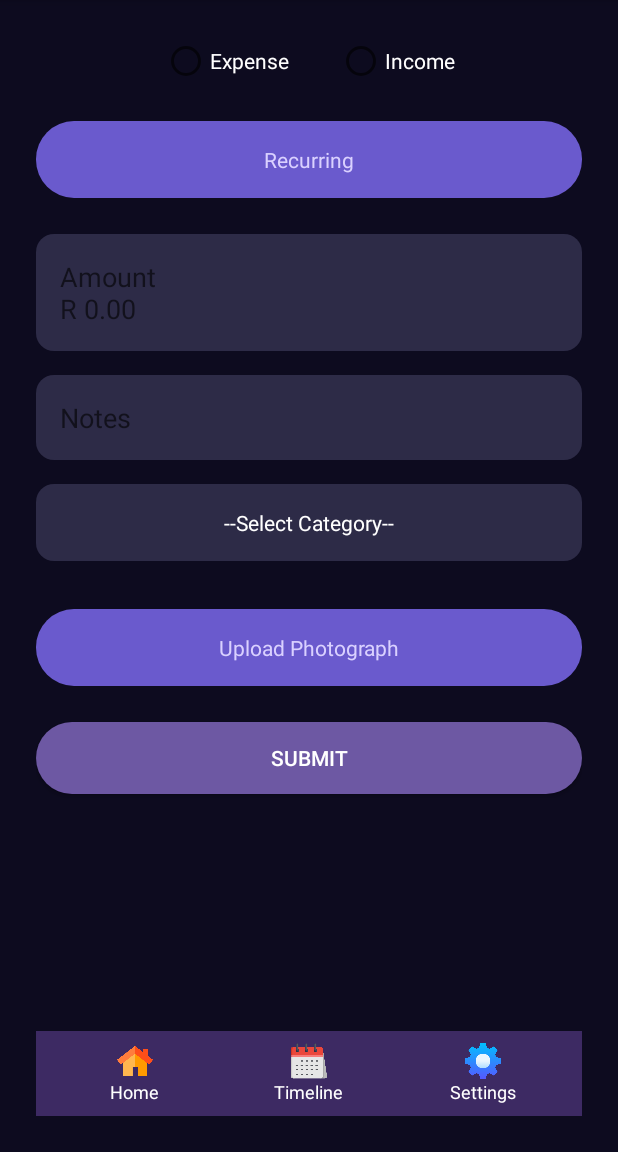
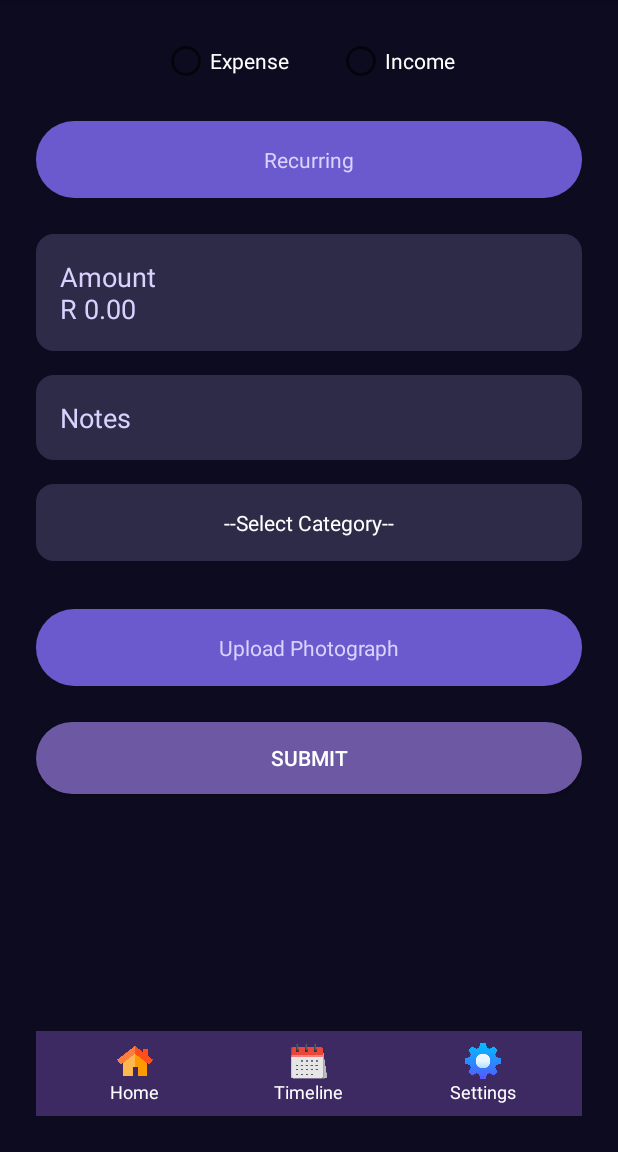
Before and after one commit to hdimp/Prog7313, an Android app: the Transactions screen opened directly, with no data from a screen before it, on a phone screen of 412 x 824 dp, the part 84-1236 px from its top. Run offline under Robolectric (Android 15) with nearby library versions, the phone set to English and light mode, and no system bars; our stand-ins replace Room's generated code.

Commit message:
Finsihed major functionality and done bug fixes to run the app as intended. Additional fixes and additions still to come

```diff
--- a/app/src/main/java/com/example/prog7313/AppDatabase.kt
+++ b/app/src/main/java/com/example/prog7313/AppDatabase.kt
@@ -4,7 +4,10 @@ import androidx.room.Database
 import androidx.room.Room
 import androidx.room.RoomDatabase
 
-@Database(entities = [User::class], version = 1, exportSchema = false)
+@Database(entities = [
+    User::class,
+    TransactionData::class,
+    UserCategoryData::class], version = 1, exportSchema = false)
 abstract class AppDatabase : RoomDatabase() {
 
     abstract fun userDao(): UserDao
--- a/app/src/main/java/com/example/prog7313/BudgetDao.kt
+++ b/app/src/main/java/com/example/prog7313/BudgetDao.kt
@@ -1,15 +1,11 @@
 package com.example.prog7313
 
+import androidx.room.Dao
 import androidx.room.Insert
 import androidx.room.OnConflictStrategy
 import androidx.room.Query
 
+@Dao
 interface BudgetDao {
 
-    @Insert(onConflict = OnConflictStrategy.REPLACE)
-    suspend fun setBudget(budget: Budget)
-
-    @Query("SELECT * FROM budget WHERE id = 1")
-    suspend fun getBudget(): Budget?
-
 }
--- a/app/src/main/java/com/example/prog7313/BudgetRepo.kt
+++ b/app/src/main/java/com/example/prog7313/BudgetRepo.kt
@@ -2,11 +2,5 @@ package com.example.prog7313
 
 class BudgetRepo(private val dao: BudgetDao) {
 
-    suspend fun setBudget(amount: Double) {
-        dao.setBudget((Budget(monthlyLimit = amount)))
-    }
 
-    suspend fun getBudget(): Double {
-        return dao.getBudget()?.monthlyLimit ?: 0.0
-    }
 }
--- a/app/src/main/java/com/example/prog7313/TransactionDao.kt
+++ b/app/src/main/java/com/example/prog7313/TransactionDao.kt
@@ -25,6 +25,4 @@ interface TransactionDao {
 
     @Query("SELECT * FROM transactions WHERE timestamp >= :startDate AND timestamp <= :endDate")
     suspend fun getTransactionsForDate(startDate: Long, endDate: Long): List<TransactionData>
-
-
 }
--- a/app/src/main/java/com/example/prog7313/TransactionViewModel.kt
+++ b/app/src/main/java/com/example/prog7313/TransactionViewModel.kt
@@ -27,15 +27,14 @@ class TransactionViewModel(private val repository: TransactionRepo) : ViewModel(
     }
 
     fun getTransactionsForDate(selectedDateTimestamp: Long) = liveData(Dispatchers.IO) {
-        val startOfDay = selectedDateTimestamp
-        val endOfDay = startOfDay + 24 * 60 * 60 * 1000 - 1
-        emit(repository.getTransactionsForDate(startOfDay, endOfDay))
+        emit(repository.getTransactionsForDate(selectedDateTimestamp))
     }
 }
 
 class TransactionViewModelFactory(private val repository: TransactionRepo) : ViewModelProvider.Factory {
     override fun <T : ViewModel> create(modelClass: Class<T>): T {
         if (modelClass.isAssignableFrom(TransactionViewModel::class.java)) {
+            @Suppress("UNCHECKED_CAST")
             return TransactionViewModel(repository) as T
         } else {
             throw IllegalArgumentException("Unknown ViewModel Class")
--- a/app/src/main/java/com/example/prog7313/Transactions.kt
+++ b/app/src/main/java/com/example/prog7313/Transactions.kt
@@ -12,8 +12,11 @@ import androidx.activity.enableEdgeToEdge
 import androidx.appcompat.app.AppCompatActivity
 import androidx.lifecycle.ViewModelProvider
 import android.widget.EditText
+import android.widget.LinearLayout
 import android.widget.RadioButton
 import androidx.activity.result.contract.ActivityResultContracts
+import com.example.prog7313.R.anim.slide_in_right
+import com.example.prog7313.R.anim.slide_out_left
 import java.text.SimpleDateFormat
 import java.util.Date
 import java.util.Locale
@@ -69,6 +72,8 @@ class Transactions : AppCompatActivity() {
         super.onCreate(savedInstanceState)
         enableEdgeToEdge()
         setContentView(R.layout.activity_transactions)
+
+        setupNavigation()
 
         val database = AppDatabase.getDatabase(this)
         val transactionDao = database.transactionDao()
@@ -169,4 +174,35 @@ class Transactions : AppCompatActivity() {
             }
         }
     }
+
+    private fun setupNavigation() {
+        // Find navigation elements
+        val navHome = findViewById<LinearLayout>(R.id.navHome)
+        val navTimeline = findViewById<LinearLayout>(R.id.navTimeline)
+        val navSettings = findViewById<LinearLayout>(R.id.navSettings)
+
+        // Set click listeners
+        navHome.setOnClickListener {
+            val intent = Intent(this, HomepageActivity::class.java)
+            startActivity(intent)
+            // https://www.geeksforgeeks.org/how-to-add-slide-animation-between-activities-in-android/
+            overridePendingTransition(slide_in_right, slide_out_left)
+        }
+
+        navTimeline.setOnClickListener {
+            // Navigate to Timeline Activity
+            val intent = Intent(this, Timeline::class.java)
+            startActivity(intent)
+            // https://www.geeksforgeeks.org/how-to-add-slide-animation-between-activities-in-android/
+            overridePendingTransition(slide_in_right, slide_out_left)
+        }
+
+        navSettings.setOnClickListener {
+            // Navigate to Settings Activity
+            val intent = Intent(this, Settings::class.java)
+            startActivity(intent)
+            // https://www.geeksforgeeks.org/how-to-add-slide-animation-between-activities-in-android/
+            overridePendingTransition(slide_in_right, slide_out_left)
+        }
+    }
 }
--- a/app/src/main/res/layout/activity_analytics.xml
+++ b/app/src/main/res/layout/activity_analytics.xml
@@ -37,6 +37,7 @@
         app:layout_constraintEnd_toEndOf="parent">
 
         <LinearLayout
+            android:id="@+id/navHome"
             android:layout_width="0dp"
             android:layout_height="wrap_content"
             android:layout_weight="1"
@@ -57,6 +58,7 @@
         </LinearLayout>
 
         <LinearLayout
+            android:id="@+id/navTimeline"
             android:layout_width="0dp"
             android:layout_height="wrap_content"
             android:layout_weight="1"
@@ -77,6 +79,7 @@
         </LinearLayout>
 
         <LinearLayout
+            android:id="@+id/navSettings"
             android:layout_width="0dp"
             android:layout_height="wrap_content"
             android:layout_weight="1"
--- a/app/src/main/res/layout/activity_create_category.xml
+++ b/app/src/main/res/layout/activity_create_category.xml
@@ -62,7 +62,6 @@
             android:hint="Enter category name"
             android:textColor="#FFFFFF"
             android:textColorHint="#AAAAAA"
-            android:background="@drawable/edit_text_background"
             android:padding="12dp"
             android:layout_marginBottom="24dp" />
 
@@ -86,6 +85,7 @@
         android:padding="8dp">
 
         <LinearLayout
+            android:id="@+id/navHome"
             android:layout_width="0dp"
             android:layout_height="wrap_content"
             android:layout_weight="1"
@@ -106,6 +106,7 @@
         </LinearLayout>
 
         <LinearLayout
+            android:id="@+id/navTimeline"
             android:layout_width="0dp"
             android:layout_height="wrap_content"
             android:layout_weight="1"
@@ -126,6 +127,7 @@
         </LinearLayout>
 
         <LinearLayout
+            android:id="@+id/navSettings"
             android:layout_width="0dp"
             android:layout_height="wrap_content"
             android:layout_weight="1"
--- a/app/src/main/res/layout/activity_settings.xml
+++ b/app/src/main/res/layout/activity_settings.xml
@@ -115,6 +115,7 @@
         android:padding="8dp">
 
         <LinearLayout
+            android:id="@+id/navHome"
             android:layout_width="0dp"
             android:layout_height="wrap_content"
             android:layout_weight="1"
@@ -135,6 +136,7 @@
         </LinearLayout>
 
         <LinearLayout
+            android:id="@+id/navTimeline"
             android:layout_width="0dp"
             android:layout_height="wrap_content"
             android:layout_weight="1"
@@ -155,6 +157,7 @@
         </LinearLayout>
 
         <LinearLayout
+            android:id="@+id/navSettings"
             android:layout_width="0dp"
             android:layout_height="wrap_content"
             android:layout_weight="1"
--- a/app/src/main/res/layout/activity_timeline.xml
+++ b/app/src/main/res/layout/activity_timeline.xml
@@ -115,6 +115,7 @@
         android:padding="8dp">
 
         <LinearLayout
+            android:id="@+id/navHome"
             android:layout_width="0dp"
             android:layout_height="wrap_content"
             android:layout_weight="1"
@@ -135,6 +136,7 @@
         </LinearLayout>
 
         <LinearLayout
+            android:id="@+id/navTimeline"
             android:layout_width="0dp"
             android:layout_height="wrap_content"
             android:layout_weight="1"
@@ -155,6 +157,7 @@
         </LinearLayout>
 
         <LinearLayout
+            android:id="@+id/navSettings"
             android:layout_width="0dp"
             android:layout_height="wrap_content"
             android:layout_weight="1"
--- a/app/src/main/res/layout/activity_transactions.xml
+++ b/app/src/main/res/layout/activity_transactions.xml
@@ -76,7 +76,7 @@
                 android:layout_height="wrap_content"
                 android:hint="Amount\nR 0.00"
                 android:textColor="#FFFFFF"
-                android:hintTextColor="#DAD1FF"
+                android:textColorHint="#DAD1FF"
                 android:background="@drawable/input_background"
                 android:padding="16dp"
                 android:layout_marginBottom="16dp" />
@@ -88,7 +88,7 @@
                 android:layout_height="wrap_content"
                 android:hint="Notes"
                 android:textColor="#FFFFFF"
-                android:hintTextColor="#DAD1FF"
+                android:textColorHint="#DAD1FF"
                 android:background="@drawable/input_background"
                 android:padding="16dp"
                 android:layout_marginBottom="16dp" />
@@ -102,7 +102,7 @@
                 android:background="@drawable/input_background"
                 android:clickable="true"
                 android:focusable="true"
-                android:hintTextColor="#DAD1FF"
+                android:textColorHint="#DAD1FF"
                 android:padding="16dp"
                 android:text="--Select Category--"
                 android:textAlignment="center"
@@ -113,7 +113,6 @@
                 android:id="@+id/tvPhotoConfirmation"
                 android:layout_width="match_parent"
                 android:layout_height="wrap_content"
-                android:text="Shaun I am invisible"
                 android:textColor="#A5FFAE"
                 android:gravity="center"
                 android:padding="8dp"
--- a/gradle/libs.versions.toml
+++ b/gradle/libs.versions.toml
@@ -1,6 +1,6 @@
 [versions]
-agp = "8.8.1"
-kotlin = "1.9.24"
+agp = "8.9.1"
+kotlin = "2.1.0"
 coreKtx = "1.15.0"
 junit = "4.13.2"
 junitVersion = "1.2.1"
```
Also changed, not shown: app/src/main/java/com/example/prog7313/Analytics.kt (+37 -4 lines), app/src/main/java/com/example/prog7313/CreateCategory.kt (+37 -0 lines), app/src/main/java/com/example/prog7313/HomepageActivity.kt (+7 -6 lines), app/src/main/java/com/example/prog7313/Settings.kt (+2 -6 lines), app/src/main/java/com/example/prog7313/Timeline.kt (+28 -2 lines), app/src/main/java/com/example/prog7313/TransactionRepo.kt (+21 -1 lines), app/src/main/res/layout/activity_category.xml (+10 -10 lines), app/src/main/res/layout/activity_homepage.xml (+10 -4 lines), gradle/wrapper/gradle-wrapper.properties.
